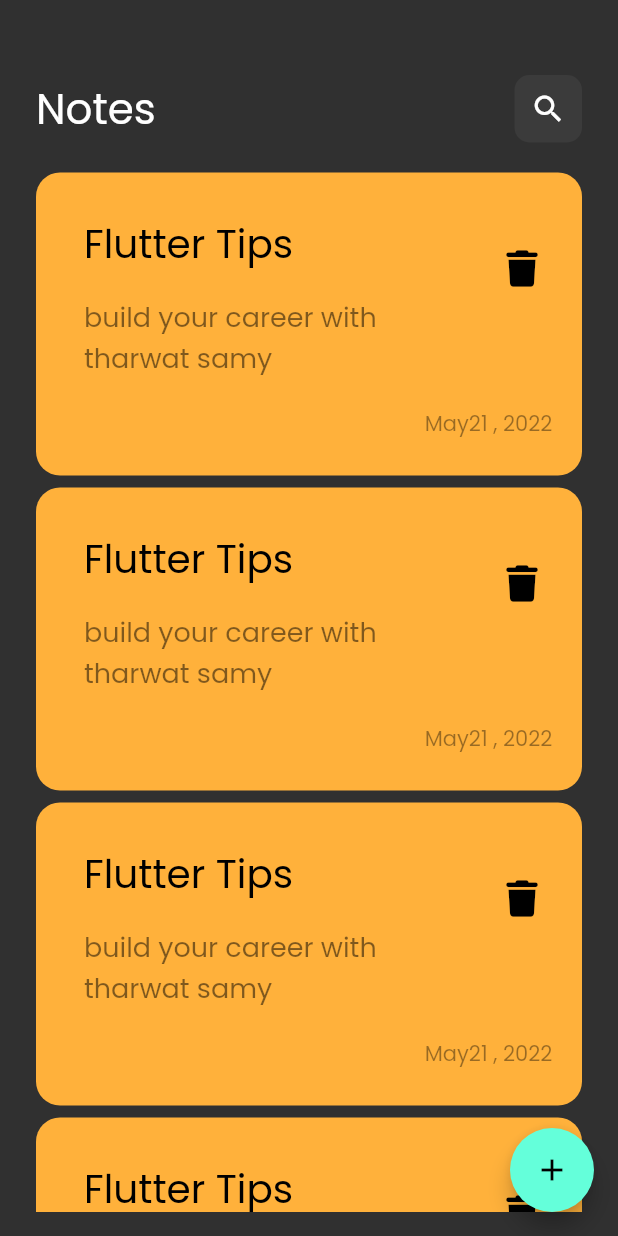
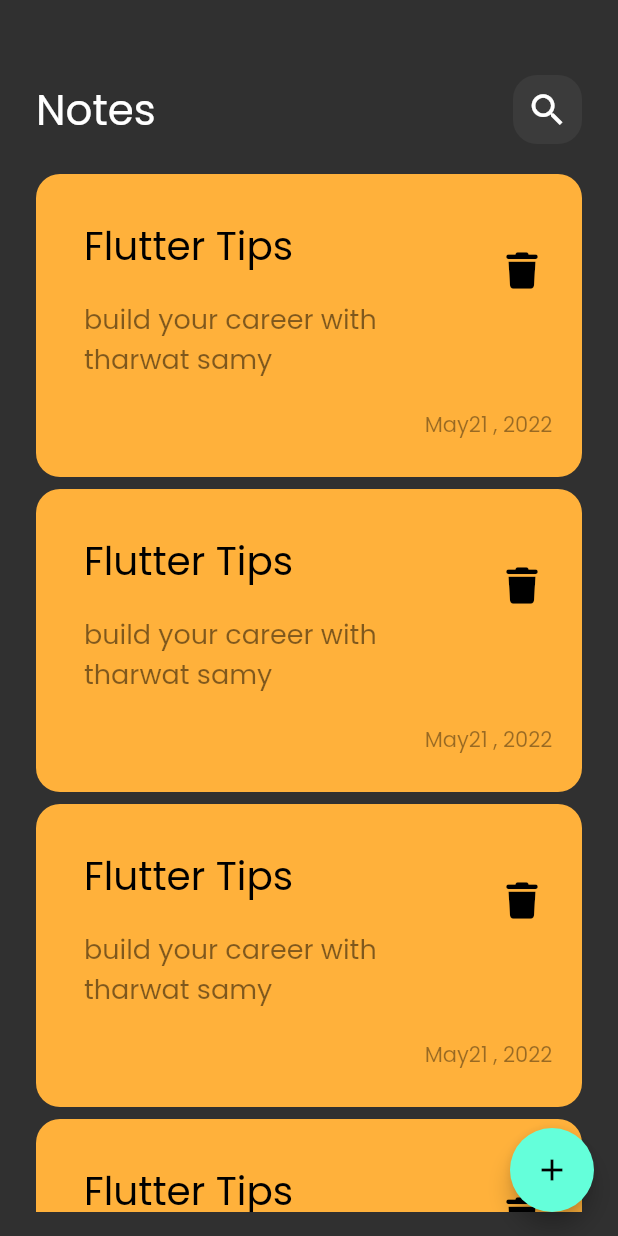
Before and after one commit to radwa-eng/notes_app, a Flutter app: the screen it shows after launch, on a phone screen of 412 x 824 dp. Run offline on Flutter 3.47's test engine with Material 2 defaults, Android fonts, the phone set to English and light mode, and no system bars; our stand-ins replace font_awesome_flutter.

Commit message:
add custome app bar to edit note view

```diff
--- a/lib/views/custome_note_item.dart
+++ b/lib/views/custome_note_item.dart
@@ -1,6 +1,6 @@
 import 'package:flutter/material.dart';
 import 'package:font_awesome_flutter/font_awesome_flutter.dart';
-import 'package:noteapp/views/edit_new_view.dart';
+import 'package:noteapp/views/edit_note_view.dart';
 
 class NoteItem extends StatelessWidget {
   const NoteItem({super.key});
--- a/lib/views/customer_app_bar.dart
+++ b/lib/views/customer_app_bar.dart
@@ -2,18 +2,19 @@ import 'package:flutter/material.dart';
 import 'package:noteapp/views/customer_search_icon.dart';
 
 class CustomerAppBar extends StatelessWidget {
-  const CustomerAppBar({super.key});
-
+  const CustomerAppBar({super.key, required this.title, required this.icon});
+  final String title;
+  final IconData icon;
   @override
   Widget build(BuildContext context) {
     return Row(mainAxisAlignment: MainAxisAlignment.spaceBetween, children: [
-      const Text(
-        'Notes',
-        style: TextStyle(
+      Text(
+        title,
+        style: const TextStyle(
           fontSize: 28,
         ),
       ),
-      CustomeSearchIcon(),
+      CustomeSearchIcon(icon: icon),
     ]);
   }
 }
--- a/lib/views/customer_search_icon.dart
+++ b/lib/views/customer_search_icon.dart
@@ -1,18 +1,19 @@
 import 'package:flutter/material.dart';
 
 class CustomeSearchIcon extends StatelessWidget {
-  const CustomeSearchIcon({super.key});
-
+  const CustomeSearchIcon({super.key, required this.icon});
+  final IconData icon;
   @override
   Widget build(BuildContext context) {
     return Container(
-      height: 45,
-      width: 45,
-      decoration: BoxDecoration(
-        color: Colors.white.withOpacity(.05),
-        borderRadius: BorderRadius.circular(10),
-      ),
-      child: const Center(child: Icon(Icons.search)),
-    );
+        height: 46,
+        width: 46,
+        decoration: BoxDecoration(
+          color: Colors.white.withOpacity(.05),
+          borderRadius: BorderRadius.circular(16),
+        ),
+        child: Center(
+          child: IconButton(onPressed: () {}, icon: Icon(icon, size: 28)),
+        ));
   }
 }
--- a/lib/views/edit_new_view.dart
+++ b/lib/views/edit_note_view.dart
@@ -6,7 +6,7 @@ class EditNoteView extends StatelessWidget {
 
   @override
   Widget build(BuildContext context) {
-    return Scaffold(
+    return const Scaffold(
       body: EditNoteViewBody(),
     );
   }
--- a/lib/views/edit_view_body.dart
+++ b/lib/views/edit_view_body.dart
@@ -1,10 +1,24 @@
 import 'package:flutter/material.dart';
+import 'package:noteapp/views/customer_app_bar.dart';
 
 class EditNoteViewBody extends StatelessWidget {
   const EditNoteViewBody({super.key});
 
   @override
   Widget build(BuildContext context) {
-    return Container();
+    return const Column(
+      children: [
+        SizedBox(
+          height: 50,
+        ),
+        Padding(
+          padding: EdgeInsets.symmetric(horizontal: 24),
+          child: CustomerAppBar(
+            title: 'Edit Note',
+            icon: Icons.check,
+          ),
+        ),
+      ],
+    );
   }
 }
--- a/lib/views/notes_view_body.dart
+++ b/lib/views/notes_view_body.dart
@@ -7,14 +7,17 @@ class NotesViewBody extends StatelessWidget {
 
   @override
   Widget build(BuildContext context) {
-    return Padding(
+    return const Padding(
       padding: EdgeInsets.symmetric(horizontal: 24),
       child: Column(
         children: [
           SizedBox(
             height: 50,
           ),
-          CustomerAppBar(),
+          CustomerAppBar(
+            title: 'Notes',
+            icon: Icons.search,
+          ),
           Expanded(child: NotesListView()),
         ],
       ),
```
